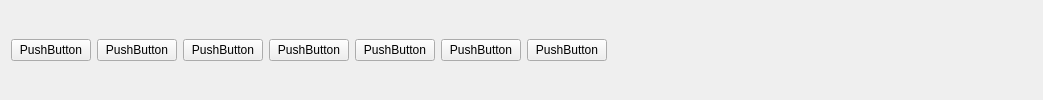
First picture: the form in hs_analyse_action.ui, repository Ying3141/yizumi-monitor, before the edit.
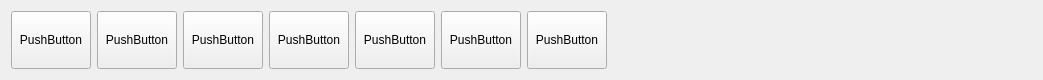
Second picture: the form after the edit.

Diff of the .ui file:
```diff
--- a/hs_analyse_action.ui
+++ b/hs_analyse_action.ui
@@ -7,15 +7,42 @@
     <x>0</x>
     <y>0</y>
     <width>1043</width>
-    <height>100</height>
+    <height>80</height>
    </rect>
   </property>
+  <property name="sizePolicy">
+   <sizepolicy hsizetype="Preferred" vsizetype="Minimum">
+    <horstretch>0</horstretch>
+    <verstretch>0</verstretch>
+   </sizepolicy>
+  </property>
+  <property name="minimumSize">
+   <size>
+    <width>0</width>
+    <height>80</height>
+   </size>
+  </property>
   <property name="windowTitle">
    <string>Form</string>
   </property>
   <layout class="QHBoxLayout" name="horizontalLayout">
+   <property name="sizeConstraint">
+    <enum>QLayout::SetNoConstraint</enum>
+   </property>
    <item>
     <widget class="QPushButton" name="connect_to_server">
+     <property name="sizePolicy">
+      <sizepolicy hsizetype="Minimum" vsizetype="Minimum">
+       <horstretch>0</horstretch>
+       <verstretch>0</verstretch>
+      </sizepolicy>
+     </property>
+     <property name="minimumSize">
+      <size>
+       <width>0</width>
+       <height>5</height>
+      </size>
+     </property>
      <property name="text">
       <string>PushButton</string>
      </property>
@@ -23,6 +50,18 @@
    </item>
    <item>
     <widget class="QPushButton" name="node_select">
+     <property name="sizePolicy">
+      <sizepolicy hsizetype="Minimum" vsizetype="Minimum">
+       <horstretch>0</horstretch>
+       <verstretch>0</verstretch>
+      </sizepolicy>
+     </property>
+     <property name="minimumSize">
+      <size>
+       <width>0</width>
+       <height>5</height>
+      </size>
+     </property>
      <property name="text">
       <string>PushButton</string>
      </property>
@@ -30,6 +69,18 @@
    </item>
    <item>
     <widget class="QPushButton" name="create_analyse">
+     <property name="sizePolicy">
+      <sizepolicy hsizetype="Minimum" vsizetype="Minimum">
+       <horstretch>0</horstretch>
+       <verstretch>0</verstretch>
+      </sizepolicy>
+     </property>
+     <property name="minimumSize">
+      <size>
+       <width>0</width>
+       <height>5</height>
+      </size>
+     </property>
      <property name="text">
       <string>PushButton</string>
      </property>
@@ -37,6 +88,18 @@
    </item>
    <item>
     <widget class="QPushButton" name="node_setting">
+     <property name="sizePolicy">
+      <sizepolicy hsizetype="Minimum" vsizetype="Minimum">
+       <horstretch>0</horstretch>
+       <verstretch>0</verstretch>
+      </sizepolicy>
+     </property>
+     <property name="minimumSize">
+      <size>
+       <width>0</width>
+       <height>5</height>
+      </size>
+     </property>
      <property name="text">
       <string>PushButton</string>
      </property>
@@ -44,6 +107,18 @@
    </item>
    <item>
     <widget class="QPushButton" name="start_collecting">
+     <property name="sizePolicy">
+      <sizepolicy hsizetype="Minimum" vsizetype="Minimum">
+       <horstretch>0</horstretch>
+       <verstretch>0</verstretch>
+      </sizepolicy>
+     </property>
+     <property name="minimumSize">
+      <size>
+       <width>0</width>
+       <height>5</height>
+      </size>
+     </property>
      <property name="text">
       <string>PushButton</string>
      </property>
@@ -51,6 +126,18 @@
    </item>
    <item>
     <widget class="QPushButton" name="test1">
+     <property name="sizePolicy">
+      <sizepolicy hsizetype="Minimum" vsizetype="Minimum">
+       <horstretch>0</horstretch>
+       <verstretch>0</verstretch>
+      </sizepolicy>
+     </property>
+     <property name="minimumSize">
+      <size>
+       <width>0</width>
+       <height>5</height>
+      </size>
+     </property>
      <property name="text">
       <string>PushButton</string>
      </property>
@@ -58,6 +145,18 @@
    </item>
    <item>
     <widget class="QPushButton" name="test2">
+     <property name="sizePolicy">
+      <sizepolicy hsizetype="Minimum" vsizetype="Minimum">
+       <horstretch>0</horstretch>
+       <verstretch>0</verstretch>
+      </sizepolicy>
+     </property>
+     <property name="minimumSize">
+      <size>
+       <width>0</width>
+       <height>5</height>
+      </size>
+     </property>
      <property name="text">
       <string>PushButton</string>
      </property>
@@ -71,7 +170,7 @@
      <property name="sizeHint" stdset="0">
       <size>
        <width>318</width>
-       <height>20</height>
+       <height>10</height>
       </size>
      </property>
     </spacer>
```
